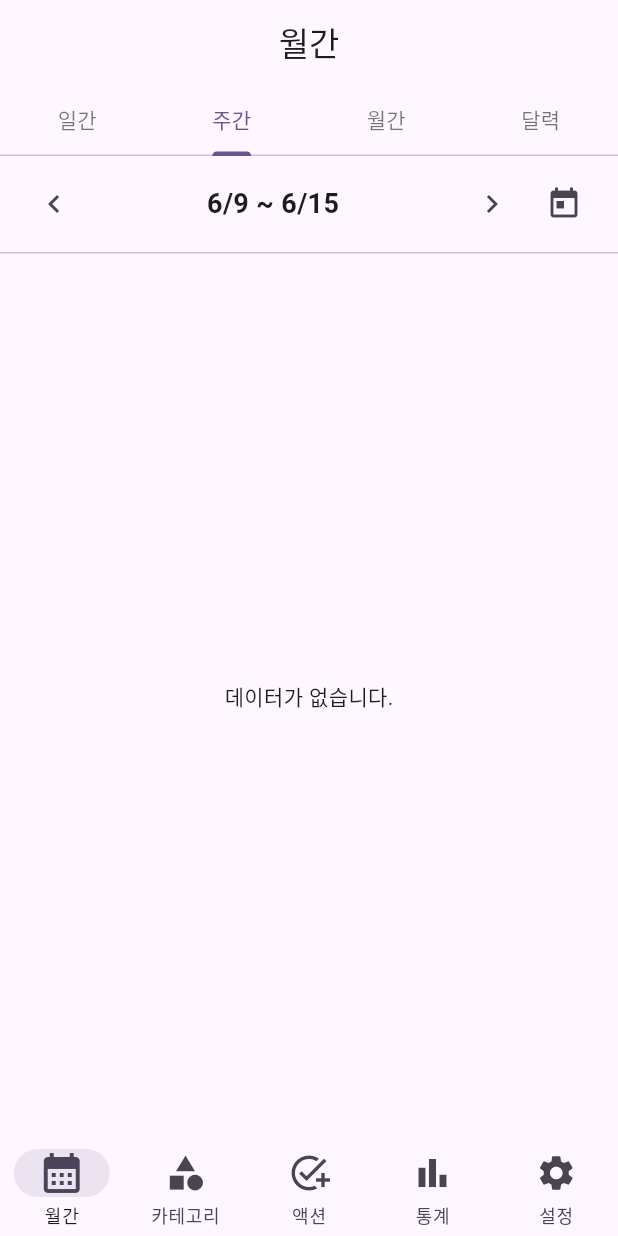
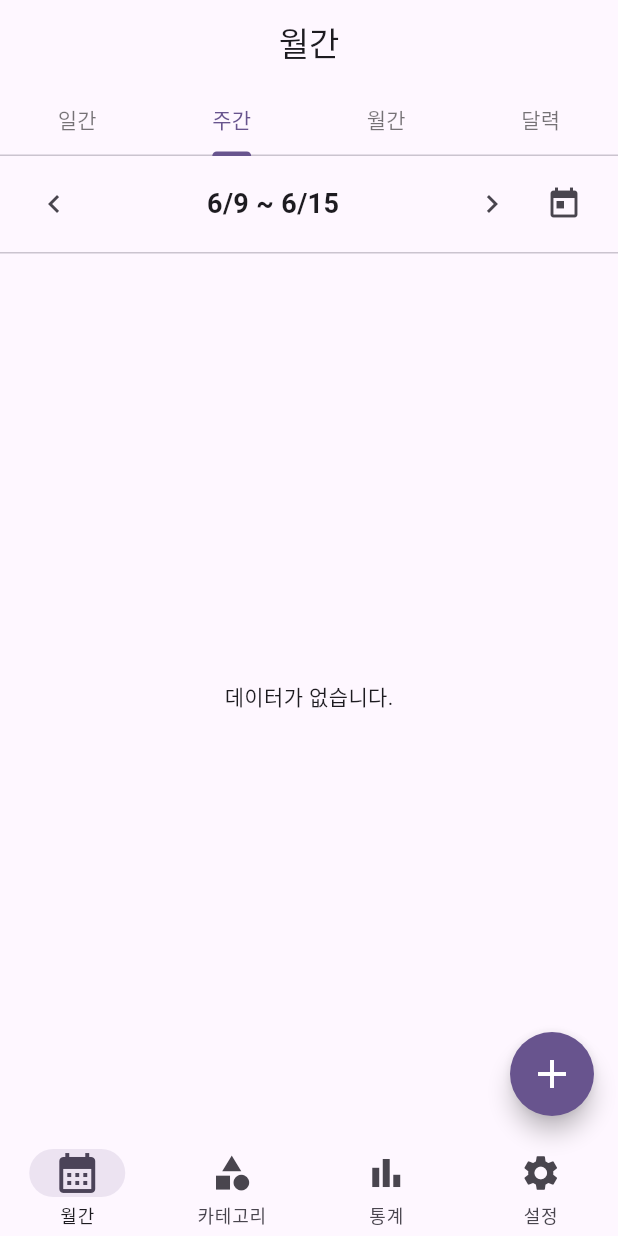
Before and after one commit to baesee/month_action_flutter, a Flutter app: the screen it shows after launch, tab 2 chosen, on a phone screen of 412 x 824 dp. Run offline on Flutter 3.47's test engine with Material 3 defaults, Android fonts, the light colour scheme and no system bars; our stand-ins replace hive, hive_flutter, table_calendar; accounts and stored records are empty.

Commit message:
fix : 행동 등록 플로팅 버튼으로 변경, 네비바에서 제거

```diff
--- a/lib/presentation/main_screen.dart
+++ b/lib/presentation/main_screen.dart
@@ -19,7 +19,7 @@ class MainScreen extends StatefulWidget {
 class _MainScreenState extends State<MainScreen> {
   int _selectedIndex = 0;
   final List<GlobalKey<NavigatorState>> _navigatorKeys = List.generate(
-    5,
+    4,
     (_) => GlobalKey<NavigatorState>(),
   );
 
@@ -39,7 +39,6 @@ class _MainScreenState extends State<MainScreen> {
   static const List<String> _initialRoutes = [
     '/monthly',
     '/category',
-    '/action',
     '/statistics',
     '/settings',
   ];
@@ -59,10 +58,8 @@ class _MainScreenState extends State<MainScreen> {
       case 1:
         return {'/category': (_) => const CategoryScreen()};
       case 2:
-        return {'/action': (_) => const ActionScreen()};
+        return {'/statistics': (_) => const StatisticsScreen()};
       case 3:
-        return {'/statistics': (_) => const StatisticsScreen()};
-      case 4:
         return {'/settings': (_) => const SettingsScreen()};
       default:
         return {'/': (_) => const SizedBox.shrink()};
@@ -93,7 +90,7 @@ class _MainScreenState extends State<MainScreen> {
       child: Scaffold(
         body: IndexedStack(
           index: _selectedIndex,
-          children: List.generate(5, (index) {
+          children: List.generate(4, (index) {
             return Navigator(
               key: _navigatorKeys[index],
               initialRoute: _initialRoutes[index],
@@ -110,14 +107,12 @@ class _MainScreenState extends State<MainScreen> {
             );
           }),
         ),
-        bottomNavigationBar: NavigationBar(
-          selectedIndex: _selectedIndex,
-          onDestinationSelected: (index) async {
-            if (index == 2) {
+        floatingActionButton: _selectedIndex == 0
+            ? FloatingActionButton(
+                onPressed: () async {
                   final selectedDate = await Navigator.of(context).push(
                     MaterialPageRoute(builder: (_) => const ActionAddScreen()),
                   );
-              setState(() => _selectedIndex = 0);
                   if (selectedDate is DateTime) {
                     final provider = Provider.of<CalendarProvider>(
                       context,
@@ -129,9 +124,19 @@ class _MainScreenState extends State<MainScreen> {
                     provider.fetchActionsForDate(selectedDate);
                     _setExternalSelectedDate(selectedDate);
                   }
-            } else {
+                },
+                backgroundColor: Theme.of(context).colorScheme.primary,
+                foregroundColor: Colors.white,
+                shape: const CircleBorder(),
+                elevation: 6,
+                tooltip: '행동 추가',
+                child: const Icon(Icons.add, size: 32),
+              )
+            : null,
+        bottomNavigationBar: NavigationBar(
+          selectedIndex: _selectedIndex,
+          onDestinationSelected: (index) {
             setState(() => _selectedIndex = index);
-            }
           },
           backgroundColor: backgroundColor,
           indicatorColor: selectedColor.withOpacity(0.12),
@@ -146,11 +151,6 @@ class _MainScreenState extends State<MainScreen> {
               icon: Icon(Icons.category, size: 28),
               selectedIcon: Icon(Icons.category, size: 32),
               label: '카테고리',
-            ),
-            NavigationDestination(
-              icon: Icon(Icons.add_task, size: 28),
-              selectedIcon: Icon(Icons.add_task, size: 32),
-              label: '액션',
             ),
             NavigationDestination(
               icon: Icon(Icons.bar_chart, size: 28),
```
Also changed, not shown: lib/presentation/views/calendar_view.dart (+19 -5 lines), lib/presentation/views/daily_calendar_view.dart (+18 -7 lines), lib/presentation/views/monthly_calendar_view.dart (+19 -1 lines), lib/presentation/views/monthly_list_view.dart (+19 -3 lines), lib/presentation/views/monthly_view.dart (+19 -1 lines), lib/presentation/views/weekly_calendar_view.dart (+11 -1 lines). Lines whose indentation alone changed are shown as unchanged.
